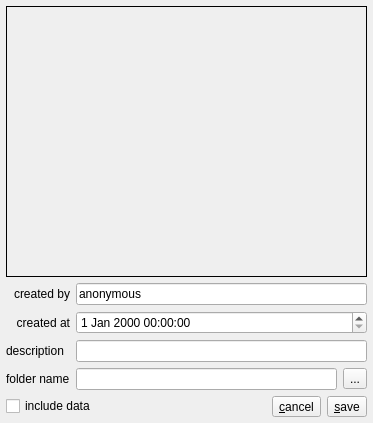
Before: the Qt Designer form dialogs/xvsavedlg.ui in CDullin/xVTK, drawn with Qt 5.
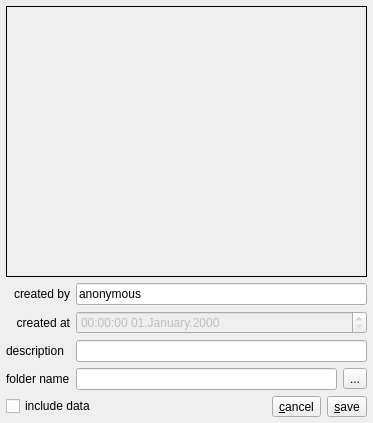
After: the same form once the commit is applied.

Diff of the .ui file:
```diff
--- a/dialogs/xvsavedlg.ui
+++ b/dialogs/xvsavedlg.ui
@@ -96,7 +96,14 @@
        </widget>
       </item>
       <item row="1" column="2" colspan="2">
-       <widget class="QDateTimeEdit" name="dateTimeEdit"/>
+       <widget class="QDateTimeEdit" name="dateTimeEdit">
+        <property name="enabled">
+         <bool>false</bool>
+        </property>
+        <property name="displayFormat">
+         <string>hh:mm:ss dd.MMMM.yyyy</string>
+        </property>
+       </widget>
       </item>
       <item row="0" column="2" colspan="2">
        <widget class="QLineEdit" name="pCreatedByLEdit">
```
